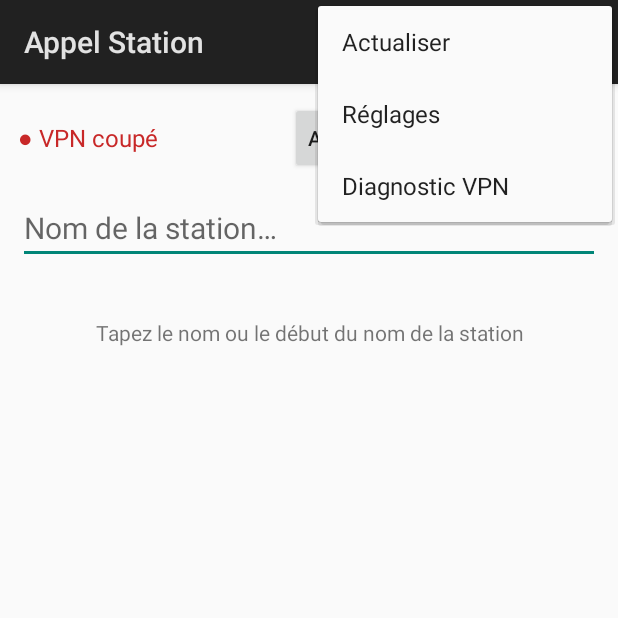
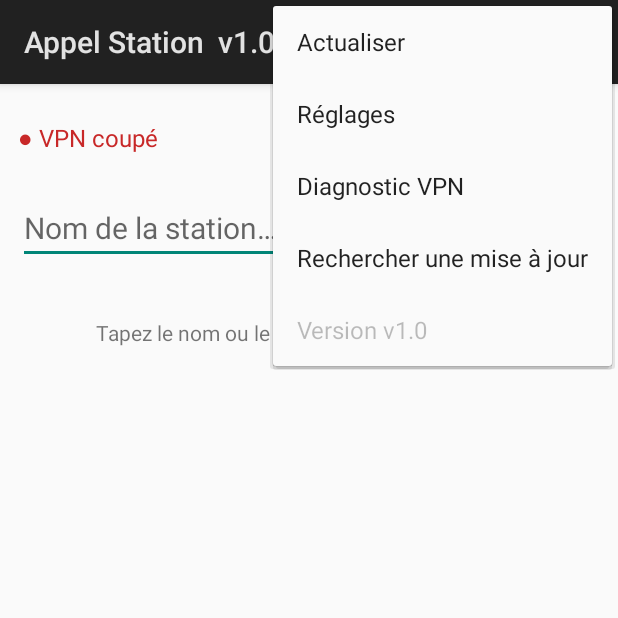
Before and after one commit to pascalconiasse-wq/coach-running-Android, an Android app: the screen it shows after launch (MainActivity), with the options menu open, on a phone screen of 412 x 824 dp, the top half of it. Run offline under Robolectric (Android 15) with nearby library versions, the phone set to English and light mode, and no system bars.

Commit message:
Numéro de version affiché + détection des mises à jour
Co-Authored-By: Claude Opus 5.5 <noreply@anthropic.com>
Claude-Session: https://claude.ai/code/session_0121khhobwqk2pFLXy8kiRod

```diff
--- a/app/src/main/AndroidManifest.xml
+++ b/app/src/main/AndroidManifest.xml
@@ -4,6 +4,7 @@
     <uses-permission android:name="android.permission.READ_CONTACTS" />
     <uses-permission android:name="android.permission.SEND_SMS" />
     <uses-permission android:name="android.permission.ACCESS_NETWORK_STATE" />
+    <uses-permission android:name="android.permission.INTERNET" />
 
     <uses-feature android:name="android.hardware.telephony" android:required="false" />
 
--- a/app/src/main/java/fr/pascal/appelstation/MainActivity.kt
+++ b/app/src/main/java/fr/pascal/appelstation/MainActivity.kt
@@ -26,6 +26,7 @@ class MainActivity : Activity() {
     private lateinit var recherche: EditText
     private lateinit var liste: ListView
     private lateinit var txtVide: TextView
+    private lateinit var btnMaj: Button
     private var auPremierPlan = false
     /** Connexion à faire dès que l'appli revient au premier plan. */
     private var connexionEnAttente: Station? = null
@@ -81,8 +82,17 @@ class MainActivity : Activity() {
             setPadding(pad, pad * 3, pad, pad)
         }
 
+        btnMaj = Button(this).apply {
+            visibility = android.view.View.GONE
+            setTextColor(Color.WHITE)
+            setBackgroundColor(Color.rgb(46, 125, 50))
+        }
+
         setContentView(LinearLayout(this).apply {
             orientation = LinearLayout.VERTICAL
+            addView(btnMaj, LinearLayout.LayoutParams(MATCH_PARENT, WRAP_CONTENT).apply {
+                setMargins(pad, pad / 2, pad, 0)
+            })
             addView(bandeau, MATCH_PARENT, WRAP_CONTENT)
             addView(recherche, LinearLayout.LayoutParams(MATCH_PARENT, WRAP_CONTENT).apply {
                 setMargins(pad, 0, pad, 0)
@@ -92,6 +102,8 @@ class MainActivity : Activity() {
         })
 
         liste.emptyView = txtVide
+        title = "Appel Station  v1.${MiseAJour.versionInstallee(this)}"
+        verifierMaj(silencieux = true)
         demanderPermissions()
         recherche.requestFocus()
     }
@@ -144,6 +156,8 @@ class MainActivity : Activity() {
         menu.add(0, 1, 0, "Actualiser")
         menu.add(0, 2, 1, "Réglages")
         menu.add(0, 3, 2, "Diagnostic VPN")
+        menu.add(0, 4, 3, "Rechercher une mise à jour")
+        menu.add(0, 5, 4, "Version v1.${MiseAJour.versionInstallee(this)}").isEnabled = false
         return true
     }
 
@@ -151,12 +165,30 @@ class MainActivity : Activity() {
         when (item.itemId) {
             1 -> { majVpn(); chargerStations() }
             2 -> startActivity(Intent(this, SettingsActivity::class.java))
+            4 -> verifierMaj(silencieux = false)
             3 -> Vpn.diagnostic(this, prefs) { txt ->
                 AlertDialog.Builder(this).setTitle("Diagnostic VPN").setMessage(txt)
                     .setPositiveButton("OK", null).show()
             }
         }
         return true
+    }
+
+    // ---------- Mise à jour ----------
+    private fun verifierMaj(silencieux: Boolean) {
+        MiseAJour.verifier(this) { v ->
+            if (v == null) {
+                btnMaj.visibility = android.view.View.GONE
+                if (!silencieux) Toast.makeText(this,
+                    "Appel Station est à jour (v1.${MiseAJour.versionInstallee(this)})", Toast.LENGTH_LONG).show()
+            } else {
+                btnMaj.text = "Nouvelle version v1.${v.numero} disponible — Mettre à jour"
+                btnMaj.visibility = android.view.View.VISIBLE
+                btnMaj.setOnClickListener {
+                    startActivity(Intent(Intent.ACTION_VIEW, Uri.parse(v.lienApk)))
+                }
+            }
+        }
     }
 
     // ---------- Permissions ----------
--- /dev/null
+++ b/app/src/main/java/fr/pascal/appelstation/MiseAJour.kt
@@ -0,0 +1,48 @@
+package fr.pascal.appelstation
+
+import android.app.Activity
+import org.json.JSONArray
+import java.net.HttpURLConnection
+import java.net.URL
+
+/** Cherche sur GitHub une version d'Appel Station plus récente que celle installée. */
+object MiseAJour {
+    private const val API =
+        "https://api.github.com/repos/pascalconiasse-wq/coach-running-Android/releases?per_page=50"
+    private const val PREFIXE = "appel-station-v"
+
+    data class Version(val numero: Int, val lienApk: String)
+
+    fun versionInstallee(activity: Activity): Int =
+        activity.packageManager.getPackageInfo(activity.packageName, 0).longVersionCode.toInt()
+
+    /** [resultat] reçoit la nouvelle version, ou null si à jour / pas de réseau. */
+    fun verifier(activity: Activity, resultat: (Version?) -> Unit) {
+        Thread {
+            val trouvee = try {
+                val cx = URL(API).openConnection() as HttpURLConnection
+                cx.connectTimeout = 8000
+                cx.readTimeout = 8000
+                cx.setRequestProperty("Accept", "application/vnd.github+json")
+                val texte = cx.inputStream.bufferedReader().use { it.readText() }
+                val versions = JSONArray(texte)
+                var meilleure: Version? = null
+                for (i in 0 until versions.length()) {
+                    val r = versions.getJSONObject(i)
+                    val tag = r.optString("tag_name")
+                    if (!tag.startsWith(PREFIXE)) continue
+                    val n = tag.removePrefix(PREFIXE).toIntOrNull() ?: continue
+                    val assets = r.optJSONArray("assets") ?: continue
+                    val lien = (0 until assets.length()).map { assets.getJSONObject(it) }
+                        .firstOrNull { it.optString("name").endsWith(".apk") }
+                        ?.optString("browser_download_url") ?: continue
+                    if (meilleure == null || n > meilleure.numero) meilleure = Version(n, lien)
+                }
+                meilleure?.takeIf { it.numero > versionInstallee(activity) }
+            } catch (_: Exception) {
+                null
+            }
+            activity.runOnUiThread { if (!activity.isFinishing) resultat(trouvee) }
+        }.start()
+    }
+}
```
